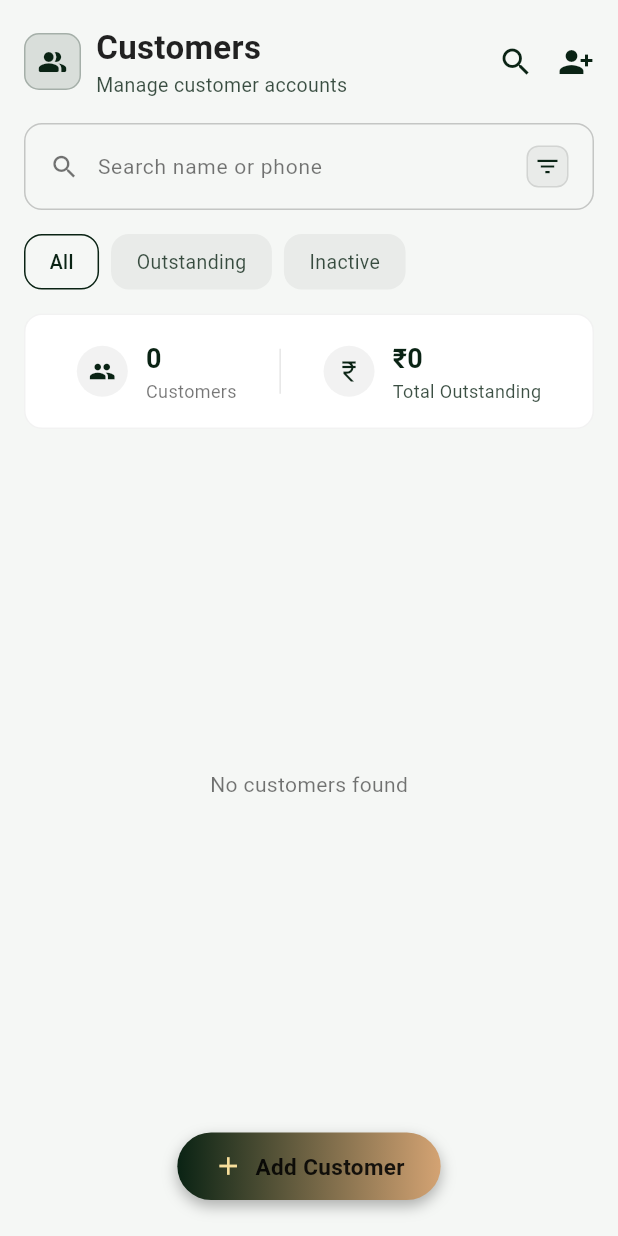
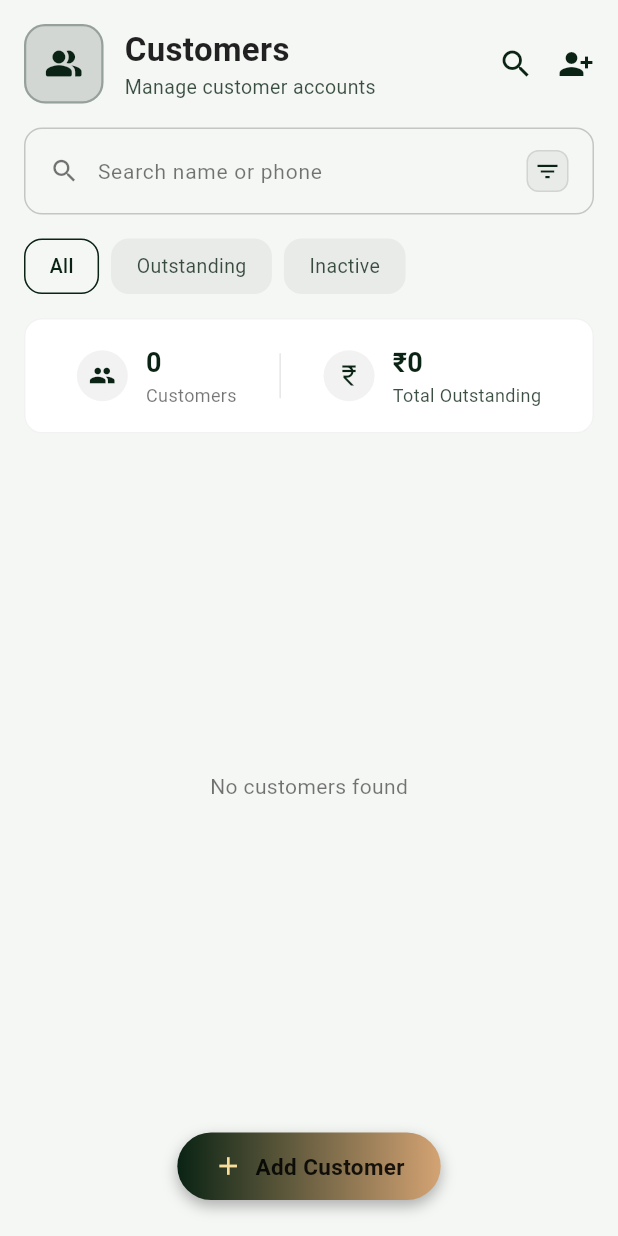
Before and after one commit to Jothimani2704/Rice_Business_WEBB, a Flutter app: the CustomerListScreen screen opened directly, on a phone screen of 412 x 824 dp. Run offline on Flutter 3.47's test engine with Material 3 defaults, Android fonts, the phone set to English and light mode, and no system bars; our stand-ins replace flutter_secure_storage, image_picker, shared_preferences, shimmer; accounts and stored records are empty; network calls fail.

```diff
--- a/lib/screens/customer/customer_list_screen.dart
+++ b/lib/screens/customer/customer_list_screen.dart
@@ -114,23 +114,25 @@ class _CustomerListScreenState extends State<CustomerListScreen> {
                   Padding(
                     padding: const EdgeInsets.all(16.0),
                     child: Row(
+                      crossAxisAlignment: CrossAxisAlignment.center,
                       children: [
                         Container(
-                          padding: const EdgeInsets.all(8),
+                          padding: const EdgeInsets.all(12),
                           decoration: BoxDecoration(
-                            color: Theme.of(context).colorScheme.primary.withValues(alpha: 0.12),
-                            borderRadius: BorderRadius.circular(10),
+                            color: Theme.of(context).colorScheme.primary.withValues(alpha: 0.15),
+                            borderRadius: BorderRadius.circular(14),
                             border: Border.all(
-                              color: Theme.of(context).colorScheme.primary.withValues(alpha: 0.25),
+                              color: Theme.of(context).colorScheme.primary.withValues(alpha: 0.3),
+                              width: 1.5,
                             ),
                           ),
                           child: Icon(
                             Icons.people_alt_rounded,
                             color: Theme.of(context).colorScheme.primary,
-                            size: 20,
+                            size: 26,
                           ),
                         ),
-                        const SizedBox(width: 10),
+                        const SizedBox(width: 14),
                         Expanded(
                           child: Column(
                             crossAxisAlignment: CrossAxisAlignment.start,
```
Also changed, not shown: lib/screens/payment/payment_list_screen.dart (+8 -6 lines), lib/screens/product/product_list_screen.dart (+8 -6 lines), lib/screens/sales/sale_list_screen.dart (+8 -6 lines), lib/screens/stock/stock_list_screen.dart (+8 -6 lines).
